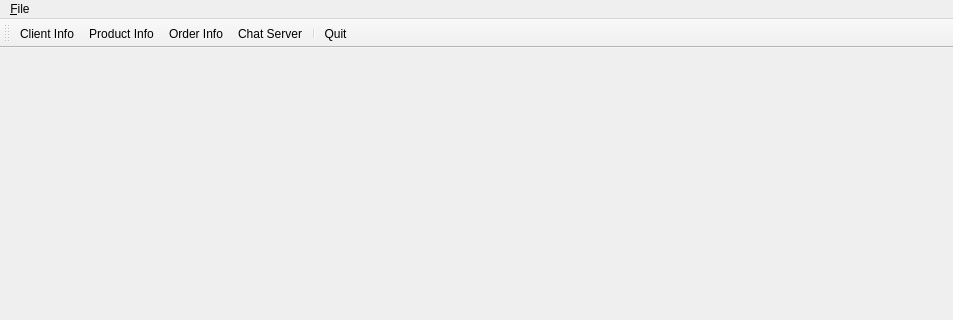
Above: CSApp/mainwindow.ui from Jeong77777/Project_ClientChatManagementProgram_Qt before the change; both pictures show x 0 to 953 and y 0 to 320 of the 953 by 718 pixel window. Below: the same form after it.
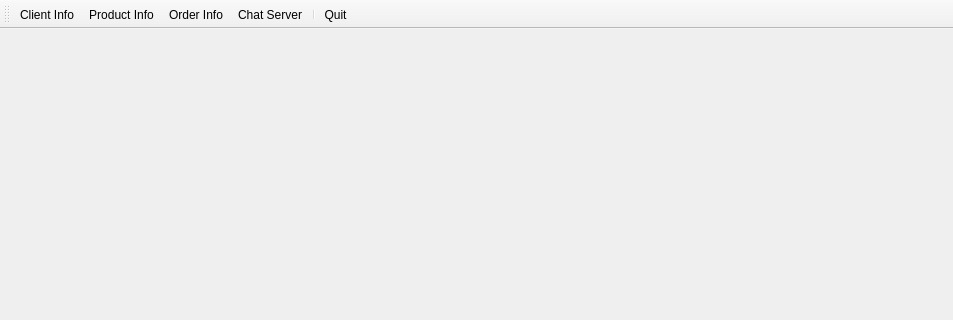
That is the form after the change. Icons and pictures are not drawn.

Diff of the .ui file:
```diff
--- a/CSApp/mainwindow.ui
+++ b/CSApp/mainwindow.ui
@@ -46,6 +46,9 @@
    <property name="windowTitle">
     <string>toolBar</string>
    </property>
+   <property name="toolButtonStyle">
+    <enum>Qt::ToolButtonTextUnderIcon</enum>
+   </property>
    <attribute name="toolBarArea">
     <enum>TopToolBarArea</enum>
    </attribute>
@@ -59,24 +62,6 @@
    <addaction name="separator"/>
    <addaction name="actionQuit"/>
   </widget>
-  <widget class="QMenuBar" name="menubar">
-   <property name="geometry">
-    <rect>
-     <x>0</x>
-     <y>0</y>
-     <width>953</width>
-     <height>17</height>
-    </rect>
-   </property>
-   <widget class="QMenu" name="menu_File">
-    <property name="title">
-     <string>&amp;File</string>
-    </property>
-    <addaction name="separator"/>
-    <addaction name="actionQuit"/>
-   </widget>
-   <addaction name="menu_File"/>
-  </widget>
   <action name="actionQuit">
    <property name="text">
     <string>Quit</string>
```
Left out of the diff: 33 changed lines with no effect on the pictures.
